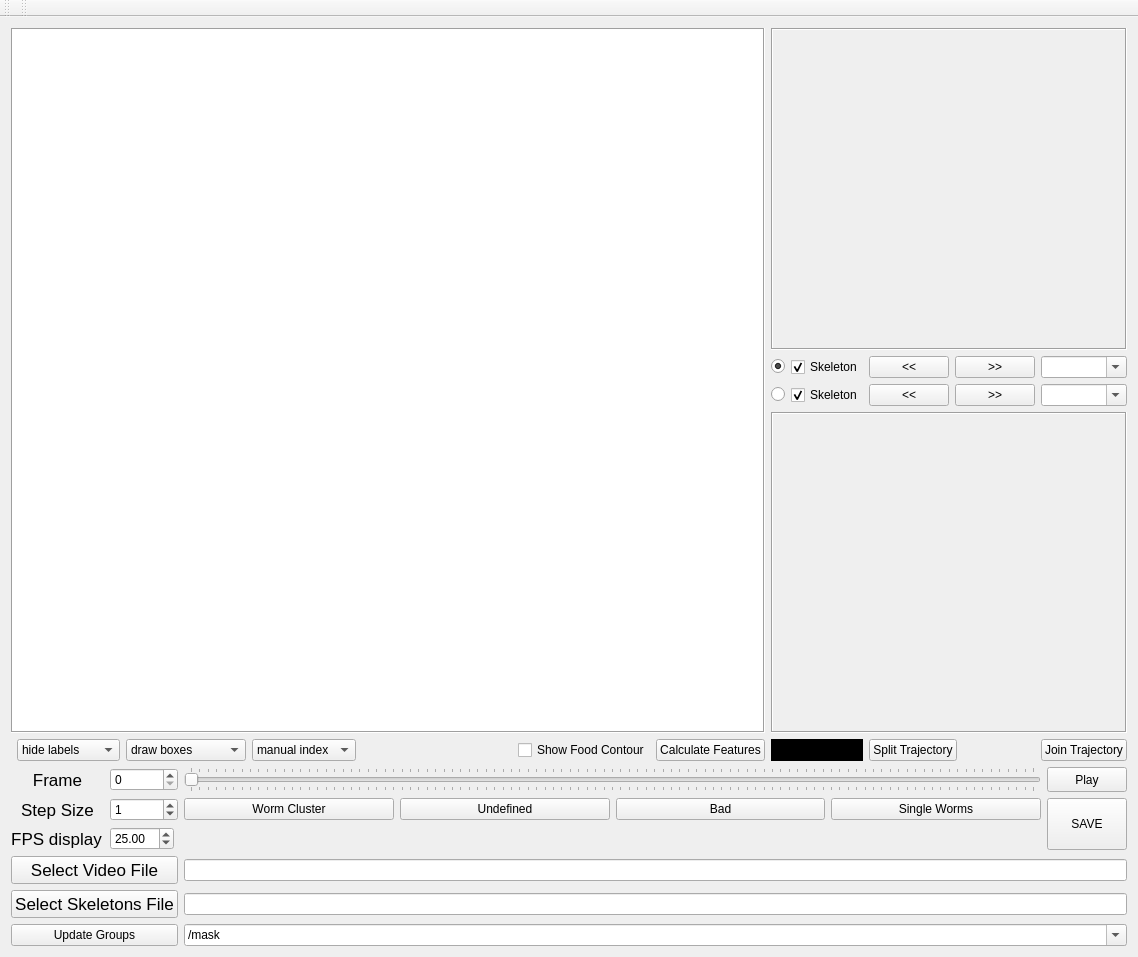
ver228/tierpsy-tracker, file tierpsy/gui/QtDesignerFiles/MWTrackerViewer.ui: the form before one commit.
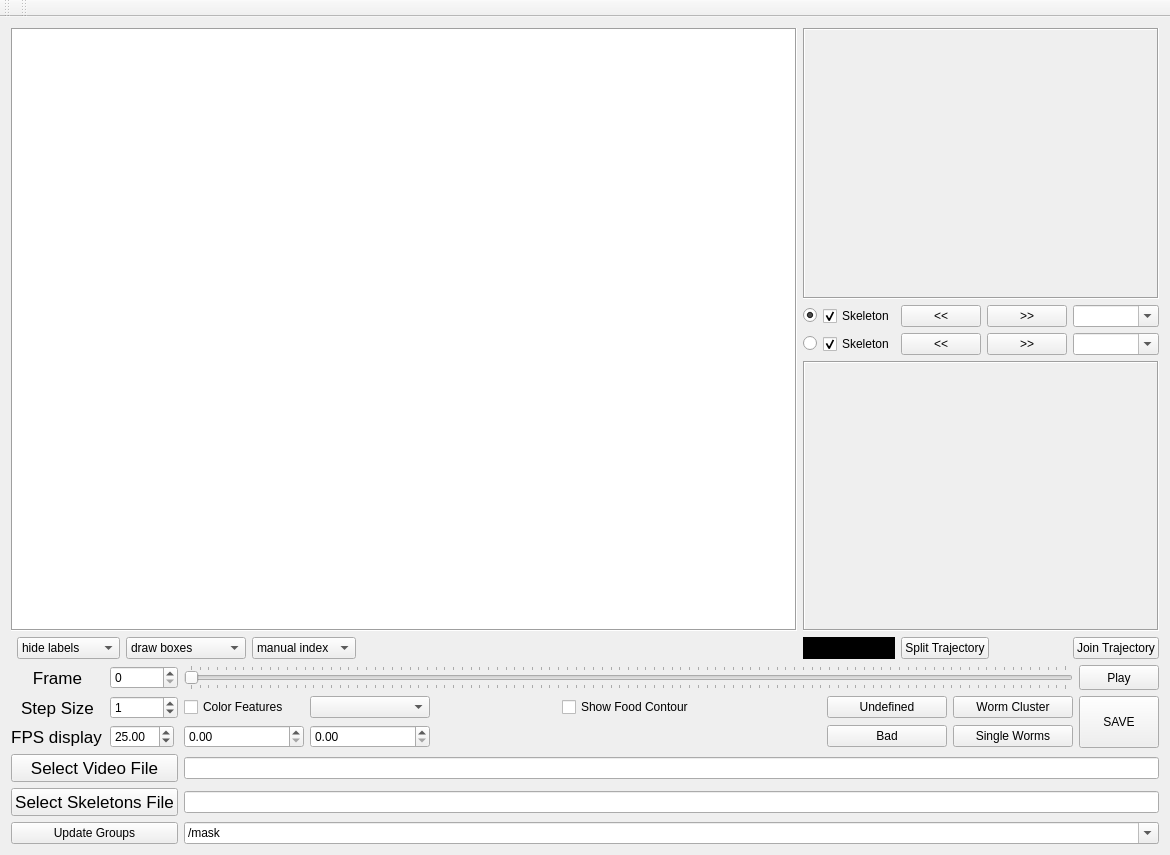
The form after the commit.

Commit message: reorganize GUI / add features colour

The edit to the form file:
```diff
--- a/tierpsy/gui/QtDesignerFiles/MWTrackerViewer.ui
+++ b/tierpsy/gui/QtDesignerFiles/MWTrackerViewer.ui
@@ -6,8 +6,8 @@
    <rect>
     <x>0</x>
     <y>0</y>
-    <width>1138</width>
-    <height>957</height>
+    <width>1170</width>
+    <height>855</height>
    </rect>
   </property>
   <property name="sizePolicy">
@@ -28,76 +28,22 @@
    </property>
    <layout class="QGridLayout" name="gridLayout_4">
     <item row="1" column="0">
-     <layout class="QGridLayout" name="gridLayout" columnstretch="0,0,0,0,0,0,0,0,0,0" columnminimumwidth="0,0,0,0,0,0,0,0,0,0">
-      <item row="0" column="9">
-       <widget class="QPushButton" name="playButton">
-        <property name="sizePolicy">
-         <sizepolicy hsizetype="Minimum" vsizetype="Minimum">
-          <horstretch>0</horstretch>
-          <verstretch>0</verstretch>
-         </sizepolicy>
-        </property>
+     <layout class="QGridLayout" name="gridLayout" columnstretch="0,0,0,0,0,0,0,0,0,0,0,0,0">
+      <item row="4" column="5" colspan="8">
+       <widget class="QLineEdit" name="lineEdit_video">
         <property name="text">
-         <string>Play</string>
-        </property>
-        <property name="checkable">
-         <bool>false</bool>
+         <string/>
         </property>
        </widget>
       </item>
-      <item row="5" column="0" colspan="2">
+      <item row="6" column="0" colspan="2">
        <widget class="QPushButton" name="pushButton_h5groups">
         <property name="text">
          <string>Update Groups</string>
         </property>
        </widget>
       </item>
-      <item row="0" column="1">
-       <widget class="QSpinBox" name="spinBox_frame"/>
-      </item>
-      <item row="1" column="8">
-       <widget class="QPushButton" name="pushButton_W">
-        <property name="text">
-         <string>Single Worms</string>
-        </property>
-       </widget>
-      </item>
-      <item row="1" column="7">
-       <widget class="QPushButton" name="pushButton_B">
-        <property name="text">
-         <string>Bad</string>
-        </property>
-       </widget>
-      </item>
-      <item row="1" column="5">
-       <widget class="QPushButton" name="pushButton_WS">
-        <property name="sizePolicy">
-         <sizepolicy hsizetype="Minimum" vsizetype="Fixed">
-          <horstretch>0</horstretch>
-          <verstretch>0</verstretch>
-         </sizepolicy>
-        </property>
-        <property name="text">
-         <string>Worm Cluster</string>
-        </property>
-       </widget>
-      </item>
-      <item row="1" column="0">
-       <widget class="QLabel" name="label_step">
-        <property name="font">
-         <font>
-          <pointsize>13</pointsize>
-         </font>
-        </property>
-        <property name="text">
-         <string>Step Size</string>
-        </property>
-        <property name="alignment">
-         <set>Qt::AlignCenter</set>
-        </property>
-       </widget>
-      </item>
-      <item row="1" column="1">
+      <item row="2" column="1">
        <widget class="QSpinBox" name="spinBox_step">
         <property name="maximum">
          <number>100000</number>
@@ -107,144 +53,7 @@
         </property>
        </widget>
       </item>
-      <item row="1" column="9" rowspan="2">
-       <widget class="QPushButton" name="pushButton_save">
-        <property name="sizePolicy">
-         <sizepolicy hsizetype="Maximum" vsizetype="Minimum">
-          <horstretch>0</horstretch>
-          <verstretch>0</verstretch>
-         </sizepolicy>
-        </property>
-        <property name="text">
-         <string>SAVE</string>
-        </property>
-       </widget>
-      </item>
-      <item row="2" column="1">
-       <widget class="QDoubleSpinBox" name="doubleSpinBox_fps">
-        <property name="sizePolicy">
-         <sizepolicy hsizetype="Maximum" vsizetype="Fixed">
-          <horstretch>0</horstretch>
-          <verstretch>0</verstretch>
-         </sizepolicy>
-        </property>
-        <property name="maximum">
-         <double>100.000000000000000</double>
-        </property>
-        <property name="value">
-         <double>25.000000000000000</double>
-        </property>
-       </widget>
-      </item>
-      <item row="0" column="0">
-       <widget class="QLabel" name="label_frame">
-        <property name="font">
-         <font>
-          <pointsize>13</pointsize>
-         </font>
-        </property>
-        <property name="text">
-         <string>Frame</string>
-        </property>
-        <property name="alignment">
-         <set>Qt::AlignCenter</set>
-        </property>
-       </widget>
-      </item>
-      <item row="4" column="0" colspan="2">
-       <widget class="QPushButton" name="pushButton_skel">
-        <property name="sizePolicy">
-         <sizepolicy hsizetype="Expanding" vsizetype="Fixed">
-          <horstretch>0</horstretch>
-          <verstretch>0</verstretch>
-         </sizepolicy>
-        </property>
-        <property name="font">
-         <font>
-          <pointsize>13</pointsize>
-         </font>
-        </property>
-        <property name="text">
-         <string>Select Skeletons File</string>
-        </property>
-       </widget>
-      </item>
-      <item row="3" column="0" colspan="2">
-       <widget class="QPushButton" name="pushButton_video">
-        <property name="sizePolicy">
-         <sizepolicy hsizetype="Expanding" vsizetype="Fixed">
-          <horstretch>0</horstretch>
-          <verstretch>0</verstretch>
-         </sizepolicy>
-        </property>
-        <property name="font">
-         <font>
-          <pointsize>13</pointsize>
-         </font>
-        </property>
-        <property name="text">
-         <string>Select Video File</string>
-        </property>
-       </widget>
-      </item>
-      <item row="2" column="0">
-       <widget class="QLabel" name="label_fps">
-        <property name="sizePolicy">
-         <sizepolicy hsizetype="Maximum" vsizetype="Preferred">
-          <horstretch>0</horstretch>
-          <verstretch>0</verstretch>
-         </sizepolicy>
-        </property>
-        <property name="font">
-         <font>
-          <pointsize>13</pointsize>
-         </font>
-        </property>
-        <property name="text">
-         <string>FPS display</string>
-        </property>
-        <property name="alignment">
-         <set>Qt::AlignCenter</set>
-        </property>
-       </widget>
-      </item>
-      <item row="1" column="6">
-       <widget class="QPushButton" name="pushButton_U">
-        <property name="sizePolicy">
-         <sizepolicy hsizetype="Minimum" vsizetype="Fixed">
-          <horstretch>0</horstretch>
-          <verstretch>0</verstretch>
-         </sizepolicy>
-        </property>
-        <property name="text">
-         <string>Undefined</string>
-        </property>
-       </widget>
-      </item>
-      <item row="2" column="5" colspan="4">
-       <spacer name="horizontalSpacer">
-        <property name="orientation">
-         <enum>Qt::Horizontal</enum>
-        </property>
-        <property name="sizeHint" stdset="0">
-         <size>
-          <width>40</width>
-          <height>20</height>
-         </size>
-        </property>
-       </spacer>
-      </item>
-      <item row="3" column="5" colspan="5">
-       <widget class="QLineEdit" name="lineEdit_video">
-        <property name="text">
-         <string/>
-        </property>
-       </widget>
-      </item>
-      <item row="4" column="5" colspan="5">
-       <widget class="QLineEdit" name="lineEdit_skel"/>
-      </item>
-      <item row="5" column="5" colspan="5">
+      <item row="6" column="5" colspan="8">
        <widget class="QComboBox" name="comboBox_h5path">
         <property name="editable">
          <bool>true</bool>
@@ -261,7 +70,56 @@
         </item>
        </widget>
       </item>
-      <item row="0" column="5" colspan="4">
+      <item row="0" column="12">
+       <widget class="QPushButton" name="playButton">
+        <property name="sizePolicy">
+         <sizepolicy hsizetype="Minimum" vsizetype="Minimum">
+          <horstretch>0</horstretch>
+          <verstretch>0</verstretch>
+         </sizepolicy>
+        </property>
+        <property name="text">
+         <string>Play</string>
+        </property>
+        <property name="checkable">
+         <bool>false</bool>
+        </property>
+       </widget>
+      </item>
+      <item row="2" column="0">
+       <widget class="QLabel" name="label_step">
+        <property name="font">
+         <font>
+          <pointsize>13</pointsize>
+         </font>
+        </property>
+        <property name="text">
+         <string>Step Size</string>
+        </property>
+        <property name="alignment">
+         <set>Qt::AlignCenter</set>
+        </property>
+       </widget>
+      </item>
+      <item row="5" column="0" colspan="2">
+       <widget class="QPushButton" name="pushButton_skel">
+        <property name="sizePolicy">
+         <sizepolicy hsizetype="Expanding" vsizetype="Fixed">
+          <horstretch>0</horstretch>
+          <verstretch>0</verstretch>
+         </sizepolicy>
+        </property>
+        <property name="font">
+         <font>
+          <pointsize>13</pointsize>
+         </font>
+        </property>
+        <property name="text">
+         <string>Select Skeletons File</string>
+        </property>
+       </widget>
+      </item>
+      <item row="0" column="5" colspan="7">
        <widget class="QSlider" name="imageSlider">
         <property name="sizePolicy">
          <sizepolicy hsizetype="Expanding" vsizetype="Fixed">
@@ -295,6 +153,158 @@
         </property>
        </widget>
       </item>
+      <item row="4" column="0" colspan="2">
+       <widget class="QPushButton" name="pushButton_video">
+        <property name="sizePolicy">
+         <sizepolicy hsizetype="Expanding" vsizetype="Fixed">
+          <horstretch>0</horstretch>
+          <verstretch>0</verstretch>
+         </sizepolicy>
+        </property>
+        <property name="font">
+         <font>
+          <pointsize>13</pointsize>
+         </font>
+        </property>
+        <property name="text">
+         <string>Select Video File</string>
+        </property>
+       </widget>
+      </item>
+      <item row="5" column="5" colspan="8">
+       <widget class="QLineEdit" name="lineEdit_skel"/>
+      </item>
+      <item row="0" column="0">
+       <widget class="QLabel" name="label_frame">
+        <property name="font">
+         <font>
+          <pointsize>13</pointsize>
+         </font>
+        </property>
+        <property name="text">
+         <string>Frame</string>
+        </property>
+        <property name="alignment">
+         <set>Qt::AlignCenter</set>
+        </property>
+       </widget>
+      </item>
+      <item row="3" column="1">
+       <widget class="QDoubleSpinBox" name="doubleSpinBox_fps">
+        <property name="sizePolicy">
+         <sizepolicy hsizetype="Maximum" vsizetype="Fixed">
+          <horstretch>0</horstretch>
+          <verstretch>0</verstretch>
+         </sizepolicy>
+        </property>
+        <property name="maximum">
+         <double>100.000000000000000</double>
+        </property>
+        <property name="value">
+         <double>25.000000000000000</double>
+        </property>
+       </widget>
+      </item>
+      <item row="0" column="1">
+       <widget class="QSpinBox" name="spinBox_frame"/>
+      </item>
+      <item row="3" column="0">
+       <widget class="QLabel" name="label_fps">
+        <property name="sizePolicy">
+         <sizepolicy hsizetype="Maximum" vsizetype="Preferred">
+          <horstretch>0</horstretch>
+          <verstretch>0</verstretch>
+         </sizepolicy>
+        </property>
+        <property name="font">
+         <font>
+          <pointsize>13</pointsize>
+         </font>
+        </property>
+        <property name="text">
+         <string>FPS display</string>
+        </property>
+        <property name="alignment">
+         <set>Qt::AlignCenter</set>
+        </property>
+       </widget>
+      </item>
+      <item row="2" column="12" rowspan="2">
+       <widget class="QPushButton" name="pushButton_save">
+        <property name="sizePolicy">
+         <sizepolicy hsizetype="Maximum" vsizetype="Minimum">
+          <horstretch>0</horstretch>
+          <verstretch>0</verstretch>
+         </sizepolicy>
+        </property>
+        <property name="text">
+         <string>SAVE</string>
+        </property>
+       </widget>
+      </item>
+      <item row="2" column="6">
+       <widget class="QComboBox" name="feature_column"/>
+      </item>
+      <item row="2" column="11">
+       <widget class="QPushButton" name="pushButton_WS">
+        <property name="sizePolicy">
+         <sizepolicy hsizetype="Minimum" vsizetype="Fixed">
+          <horstretch>0</horstretch>
+          <verstretch>0</verstretch>
+         </sizepolicy>
+        </property>
+        <property name="text">
+         <string>Worm Cluster</string>
+        </property>
+       </widget>
+      </item>
+      <item row="2" column="5">
+       <widget class="QCheckBox" name="is_color_features">
+        <property name="text">
+         <string>Color Features</string>
+        </property>
+       </widget>
+      </item>
+      <item row="2" column="10">
+       <widget class="QPushButton" name="pushButton_U">
+        <property name="sizePolicy">
+         <sizepolicy hsizetype="Minimum" vsizetype="Fixed">
+          <horstretch>0</horstretch>
+          <verstretch>0</verstretch>
+         </sizepolicy>
+        </property>
+        <property name="text">
+         <string>Undefined</string>
+        </property>
+       </widget>
+      </item>
+      <item row="3" column="5">
+       <widget class="QDoubleSpinBox" name="feat_min_value"/>
+      </item>
+      <item row="3" column="6">
+       <widget class="QDoubleSpinBox" name="feat_max_value"/>
+      </item>
+      <item row="3" column="11">
+       <widget class="QPushButton" name="pushButton_W">
+        <property name="text">
+         <string>Single Worms</string>
+        </property>
+       </widget>
+      </item>
+      <item row="3" column="10">
+       <widget class="QPushButton" name="pushButton_B">
+        <property name="text">
+         <string>Bad</string>
+        </property>
+       </widget>
+      </item>
+      <item row="2" column="8">
+       <widget class="QCheckBox" name="checkBox_showFood">
+        <property name="text">
+         <string>Show Food Contour</string>
+        </property>
+       </widget>
+      </item>
      </layout>
     </item>
     <item row="0" column="0">
@@ -315,13 +325,6 @@
         </property>
        </widget>
       </item>
-      <item row="4" column="6">
-       <widget class="QCheckBox" name="checkBox_showFood">
-        <property name="text">
-         <string>Show Food Contour</string>
-        </property>
-       </widget>
-      </item>
       <item row="2" column="16">
        <widget class="QPushButton" name="pushButton_ROI2_FF">
         <property name="sizePolicy">
@@ -480,13 +483,6 @@
         </property>
        </widget>
       </item>
-      <item row="4" column="7">
-       <widget class="QPushButton" name="pushButton_feats">
-        <property name="text">
-         <string>Calculate Features</string>
-        </property>
-       </widget>
-      </item>
       <item row="4" column="2">
        <widget class="QComboBox" name="comboBox_drawType">
         <item>
```
Left out of the diff: 2 changed lines with no effect on the pictures. The commit also changes 7 other files.
